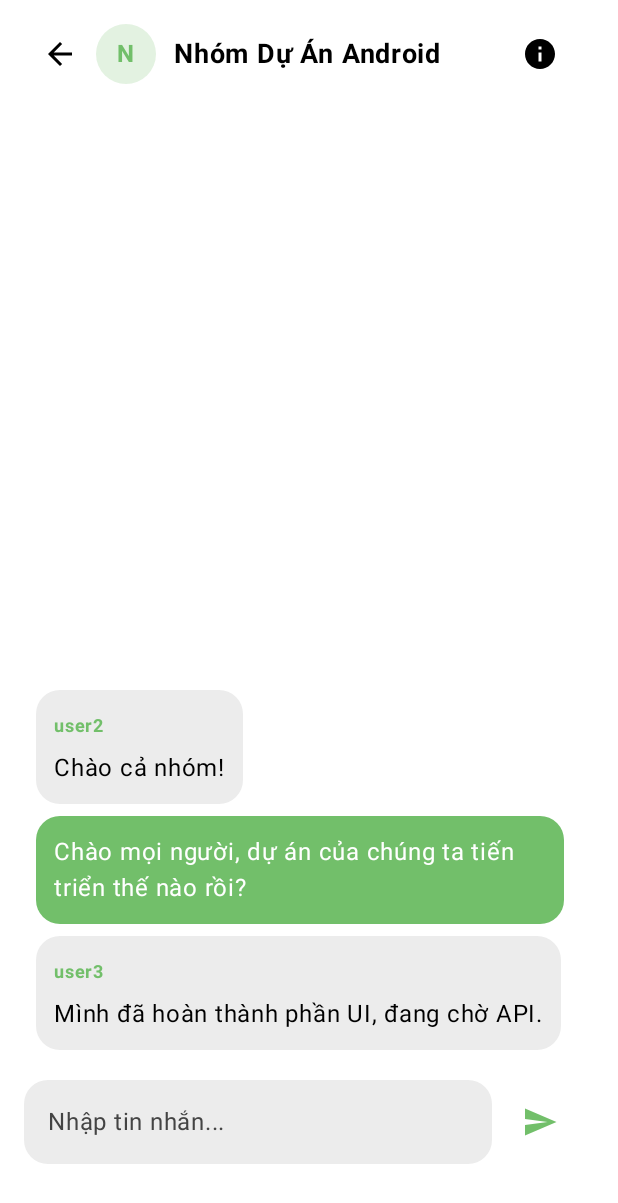
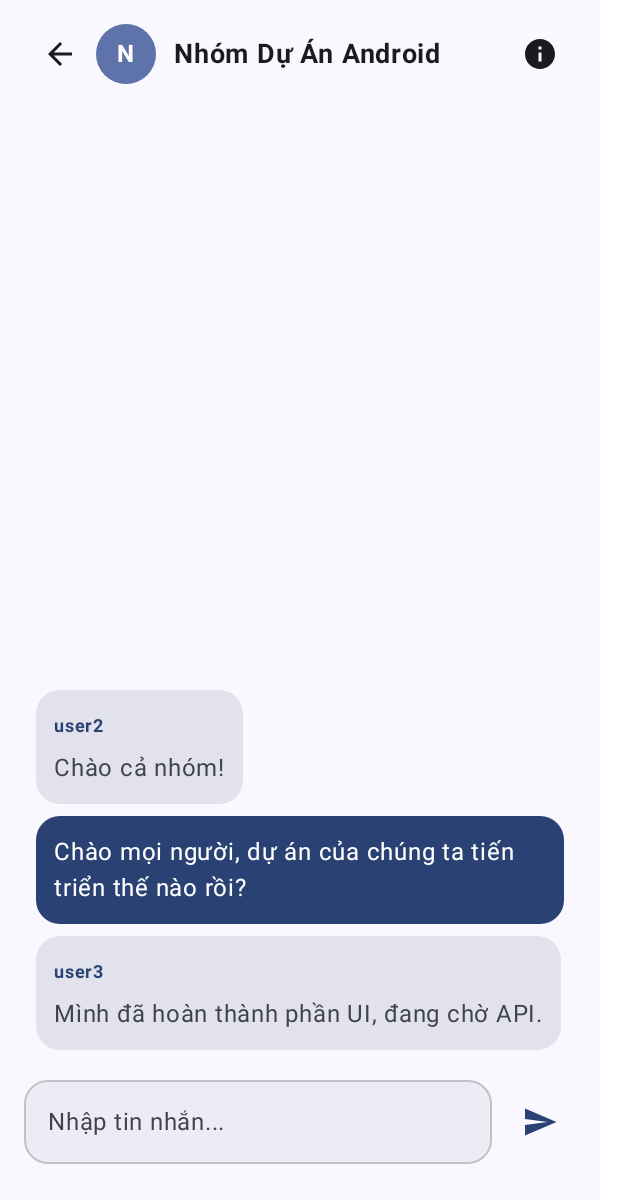
Before and after one commit to Mysterio824/Android-Final-Project, an Android app built with Jetpack Compose: the @Preview function GroupChatScreenPreview, on a phone screen of 412 x 824 dp. Shown: the top 1203 px of the screen. Run offline under Robolectric (Android 15) with nearby library versions, the phone set to English and light mode, and no system bars; our stand-ins replace Firebase (no records; nobody signed in at launch, a user with empty details on screens opened directly).

Commit message:
fixx UI color in groupchatscreen

```diff
--- a/Hacktok/app/src/main/java/com/androidfinalproject/hacktok/ui/groupChat/GroupChatScreen.kt
+++ b/Hacktok/app/src/main/java/com/androidfinalproject/hacktok/ui/groupChat/GroupChatScreen.kt
@@ -4,10 +4,10 @@ import androidx.compose.foundation.background
 import androidx.compose.foundation.layout.*
 import androidx.compose.foundation.lazy.LazyColumn
 import androidx.compose.foundation.lazy.items
+import androidx.compose.material3.MaterialTheme
 import androidx.compose.material3.Scaffold
 import androidx.compose.runtime.*
 import androidx.compose.ui.Modifier
-import androidx.compose.ui.graphics.Color
 import androidx.compose.ui.text.input.TextFieldValue
 import androidx.compose.ui.tooling.preview.Preview
 import androidx.compose.ui.unit.dp
@@ -55,7 +55,7 @@ fun GroupChatScreen(
                 Spacer(modifier = Modifier.height(16.dp))
             }
         },
-        containerColor = Color.White
+        containerColor = MaterialTheme.colorScheme.background
     ) { innerPadding ->
         LazyColumn(
             modifier = Modifier
--- a/Hacktok/app/src/main/java/com/androidfinalproject/hacktok/ui/groupChat/components/GroupChatBubble.kt
+++ b/Hacktok/app/src/main/java/com/androidfinalproject/hacktok/ui/groupChat/components/GroupChatBubble.kt
@@ -9,7 +9,6 @@ import androidx.compose.foundation.layout.Spacer
 import androidx.compose.foundation.layout.fillMaxWidth
 import androidx.compose.foundation.layout.height
 import androidx.compose.foundation.layout.padding
-import androidx.compose.foundation.shape.RoundedCornerShape
 import androidx.compose.material3.DropdownMenu
 import androidx.compose.material3.DropdownMenuItem
 import androidx.compose.material3.MaterialTheme
@@ -21,7 +20,6 @@ import androidx.compose.runtime.remember
 import androidx.compose.runtime.setValue
 import androidx.compose.ui.Alignment
 import androidx.compose.ui.Modifier
-import androidx.compose.ui.graphics.Color
 import androidx.compose.ui.platform.LocalClipboardManager
 import androidx.compose.ui.text.AnnotatedString
 import androidx.compose.ui.text.font.FontWeight
@@ -41,11 +39,26 @@ fun GroupChatBubble(
     var showMenu by remember { mutableStateOf(false) }
     val clipboardManager = LocalClipboardManager.current
 
-    // Màu sắc theo đồng bộ với dashboard
-    val bubbleColor = if (isCurrentUser) Color(0xFF72BF6A) else Color(0xFFECECEC)
-    val textColor = if (isCurrentUser) Color.White else Color.Black
-    val timeColor = if (isCurrentUser) Color.White.copy(alpha = 0.7f) else Color.DarkGray
-    val senderNameColor = if (isCurrentUser) Color.White.copy(alpha = 0.9f) else Color(0xFF72BF6A)
+    // Using theme colors
+    val bubbleColor = if (isCurrentUser)
+        MaterialTheme.colorScheme.primary
+    else
+        MaterialTheme.colorScheme.surfaceVariant
+
+    val textColor = if (isCurrentUser)
+        MaterialTheme.colorScheme.onPrimary
+    else
+        MaterialTheme.colorScheme.onSurfaceVariant
+
+    val timeColor = if (isCurrentUser)
+        MaterialTheme.colorScheme.onPrimary.copy(alpha = 0.7f)
+    else
+        MaterialTheme.colorScheme.onSurfaceVariant.copy(alpha = 0.7f)
+
+    val senderNameColor = if (isCurrentUser)
+        MaterialTheme.colorScheme.onPrimary.copy(alpha = 0.9f)
+    else
+        MaterialTheme.colorScheme.primary
 
     Box(
         modifier = Modifier
@@ -108,7 +121,7 @@ fun GroupChatBubble(
 
             if (isCurrentUser) {
                 DropdownMenuItem(
-                    text = { Text("Delete", color = Color.Red) },
+                    text = { Text("Delete", color = MaterialTheme.colorScheme.error) },
                     onClick = {
                         message.id?.let { onDeleteMessage(it) }
                         showMenu = false
--- a/Hacktok/app/src/main/java/com/androidfinalproject/hacktok/ui/groupChat/components/GroupChatTopBar.kt
+++ b/Hacktok/app/src/main/java/com/androidfinalproject/hacktok/ui/groupChat/components/GroupChatTopBar.kt
@@ -15,12 +15,12 @@ import androidx.compose.material.icons.filled.ArrowBack
 import androidx.compose.material.icons.filled.Info
 import androidx.compose.material3.Icon
 import androidx.compose.material3.IconButton
+import androidx.compose.material3.MaterialTheme
 import androidx.compose.material3.Text
 import androidx.compose.runtime.Composable
 import androidx.compose.ui.Alignment
 import androidx.compose.ui.Modifier
 import androidx.compose.ui.draw.clip
-import androidx.compose.ui.graphics.Color
 import androidx.compose.ui.text.font.FontWeight
 import androidx.compose.ui.unit.dp
 import androidx.compose.ui.unit.sp
@@ -36,7 +36,7 @@ fun GroupChatTopBar(
     Row(
         modifier = Modifier
             .fillMaxWidth()
-            .background(Color.White)
+            .background(MaterialTheme.colorScheme.background)
             .padding(horizontal = 16.dp, vertical = 12.dp),
         verticalAlignment = Alignment.CenterVertically,
         horizontalArrangement = Arrangement.SpaceBetween
@@ -48,7 +48,7 @@ fun GroupChatTopBar(
                 Icon(
                     imageVector = Icons.Default.ArrowBack,
                     contentDescription = "Back",
-                    tint = Color.Black
+                    tint = MaterialTheme.colorScheme.onBackground
                 )
             }
 
@@ -57,13 +57,13 @@ fun GroupChatTopBar(
                 modifier = Modifier
                     .size(40.dp)
                     .clip(CircleShape)
-                    .background(Color(0xFF72BF6A).copy(alpha = 0.2f))
+                    .background(MaterialTheme.colorScheme.primaryContainer)
                     .padding(8.dp),
                 contentAlignment = Alignment.Center
             ) {
                 Text(
                     text = group.groupName.firstOrNull()?.toString() ?: "#",
-                    color = Color(0xFF72BF6A),
+                    color = MaterialTheme.colorScheme.onPrimaryContainer,
                     fontWeight = FontWeight.Bold,
                     fontSize = 16.sp
                 )
@@ -75,7 +75,7 @@ fun GroupChatTopBar(
                 text = group.groupName,
                 fontSize = 18.sp,
                 fontWeight = FontWeight.Bold,
-                color = Color.Black
+                color = MaterialTheme.colorScheme.onBackground
             )
         }
 
@@ -83,7 +83,7 @@ fun GroupChatTopBar(
             Icon(
                 imageVector = Icons.Default.Info,
                 contentDescription = "Group Info",
-                tint = Color.Black
+                tint = MaterialTheme.colorScheme.onBackground
             )
         }
     }
--- a/Hacktok/app/src/main/java/com/androidfinalproject/hacktok/ui/groupChat/components/MessageInput.kt
+++ b/Hacktok/app/src/main/java/com/androidfinalproject/hacktok/ui/groupChat/components/MessageInput.kt
@@ -16,7 +16,6 @@ import androidx.compose.material3.Text
 import androidx.compose.runtime.Composable
 import androidx.compose.ui.Alignment
 import androidx.compose.ui.Modifier
-import androidx.compose.ui.graphics.Color
 import androidx.compose.ui.text.input.TextFieldValue
 import androidx.compose.ui.unit.dp
 import androidx.compose.ui.unit.sp
@@ -30,22 +29,28 @@ fun MessageInput(
     Row(
         modifier = Modifier
             .fillMaxWidth()
-            .background(Color.White)
+            .background(MaterialTheme.colorScheme.background)
             .padding(horizontal = 16.dp, vertical = 8.dp),
         verticalAlignment = Alignment.CenterVertically
     ) {
         OutlinedTextField(
             value = text,
             onValueChange = onTextChanged,
-            placeholder = { Text("Nhập tin nhắn...", color = Color.DarkGray, fontSize = 16.sp) },
+            placeholder = {
+                Text(
+                    "Nhập tin nhắn...",
+                    color = MaterialTheme.colorScheme.onSurfaceVariant,
+                    fontSize = 16.sp
+                )
+            },
             modifier = Modifier
                 .weight(1f),
             shape = MaterialTheme.shapes.large,
             colors = OutlinedTextFieldDefaults.colors(
-                focusedBorderColor = Color.LightGray,
-                unfocusedBorderColor = Color.Transparent,
-                cursorColor = Color.DarkGray,
-                unfocusedContainerColor = Color(0xFFECECEC)
+                focusedBorderColor = MaterialTheme.colorScheme.surfaceVariant,
+                unfocusedBorderColor = MaterialTheme.colorScheme.outline.copy(alpha = 0.3f),
+                cursorColor = MaterialTheme.colorScheme.onSurface,
+                unfocusedContainerColor = MaterialTheme.colorScheme.surfaceVariant.copy(alpha = 0.5f)
             )
         )
 
@@ -57,7 +62,7 @@ fun MessageInput(
                 imageVector = Icons.Default.Send,
                 contentDescription = "Gửi tin nhắn",
                 modifier = Modifier.size(24.dp),
-                tint = Color(0xFF72BF6A)
+                tint = MaterialTheme.colorScheme.primary
             )
         }
     }
```
